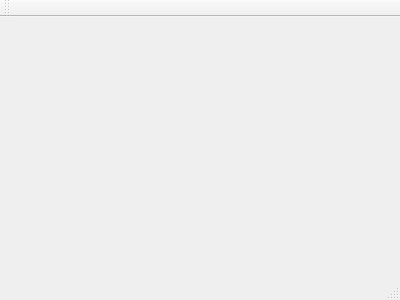
This is code/lesson1/QTSample1/mainwindow.ui in kk-1988/qt_study as Qt 5 draws it before an edit. The edited form follows.
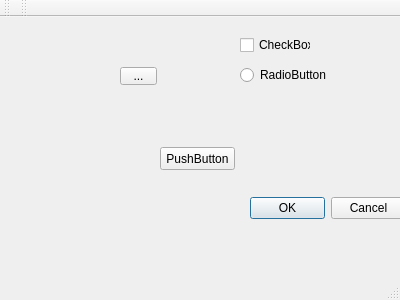
This is the edited form.

What changed in the file:
```diff
--- a/code/lesson1/QTSample1/mainwindow.ui
+++ b/code/lesson1/QTSample1/mainwindow.ui
@@ -12,13 +12,105 @@
   <property name="windowTitle" >
    <string>MainWindow</string>
   </property>
-  <widget class="QMenuBar" name="menuBar" />
-  <widget class="QToolBar" name="mainToolBar" />
-  <widget class="QWidget" name="centralWidget" />
-  <widget class="QStatusBar" name="statusBar" />
+  <widget class="QWidget" name="centralWidget">
+   <widget class="QPushButton" name="pushButton">
+    <property name="geometry">
+     <rect>
+      <x>160</x>
+      <y>130</y>
+      <width>75</width>
+      <height>23</height>
+     </rect>
+    </property>
+    <property name="text">
+     <string>PushButton</string>
+    </property>
+   </widget>
+   <widget class="QToolButton" name="toolButton">
+    <property name="geometry">
+     <rect>
+      <x>120</x>
+      <y>50</y>
+      <width>37</width>
+      <height>18</height>
+     </rect>
+    </property>
+    <property name="text">
+     <string>...</string>
+    </property>
+   </widget>
+   <widget class="QRadioButton" name="radioButton">
+    <property name="geometry">
+     <rect>
+      <x>240</x>
+      <y>50</y>
+      <width>89</width>
+      <height>16</height>
+     </rect>
+    </property>
+    <property name="text">
+     <string>RadioButton</string>
+    </property>
+   </widget>
+   <widget class="QCheckBox" name="checkBox">
+    <property name="geometry">
+     <rect>
+      <x>240</x>
+      <y>20</y>
+      <width>71</width>
+      <height>16</height>
+     </rect>
+    </property>
+    <property name="text">
+     <string>CheckBox</string>
+    </property>
+   </widget>
+   <widget class="QDialogButtonBox" name="buttonBox">
+    <property name="geometry">
+     <rect>
+      <x>250</x>
+      <y>180</y>
+      <width>156</width>
+      <height>23</height>
+     </rect>
+    </property>
+    <property name="standardButtons">
+     <set>QDialogButtonBox::Cancel|QDialogButtonBox::Ok</set>
+    </property>
+   </widget>
+  </widget>
+  <widget class="QMenuBar" name="menuBar">
+   <property name="geometry">
+    <rect>
+     <x>0</x>
+     <y>0</y>
+     <width>400</width>
+     <height>23</height>
+    </rect>
+   </property>
+  </widget>
+  <widget class="QToolBar" name="mainToolBar">
+   <attribute name="toolBarArea">
+    <enum>TopToolBarArea</enum>
+   </attribute>
+   <attribute name="toolBarBreak">
+    <bool>false</bool>
+   </attribute>
+  </widget>
+  <widget class="QStatusBar" name="statusBar"/>
+  <widget class="QToolBar" name="toolBar">
+   <property name="windowTitle">
+    <string>toolBar</string>
+   </property>
+   <attribute name="toolBarArea">
+    <enum>TopToolBarArea</enum>
+   </attribute>
+   <attribute name="toolBarBreak">
+    <bool>false</bool>
+   </attribute>
+  </widget>
  </widget>
- <layoutDefault spacing="6" margin="11" />
- <pixmapfunction></pixmapfunction>
+ <layoutdefault spacing="6" margin="11"/>
  <resources/>
  <connections/>
 </ui>
```
Left out of the diff: 7 changed lines with no effect on the pictures.
